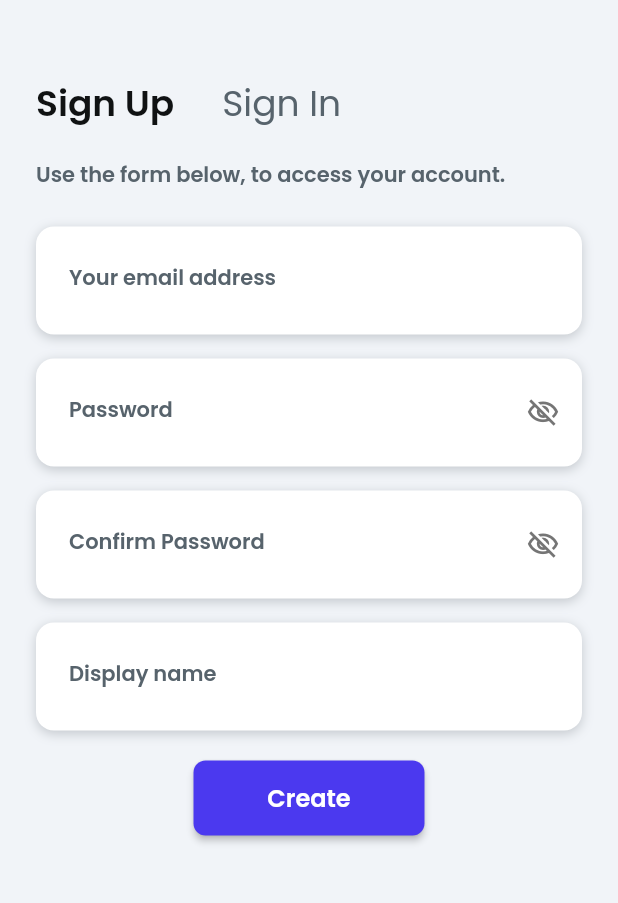
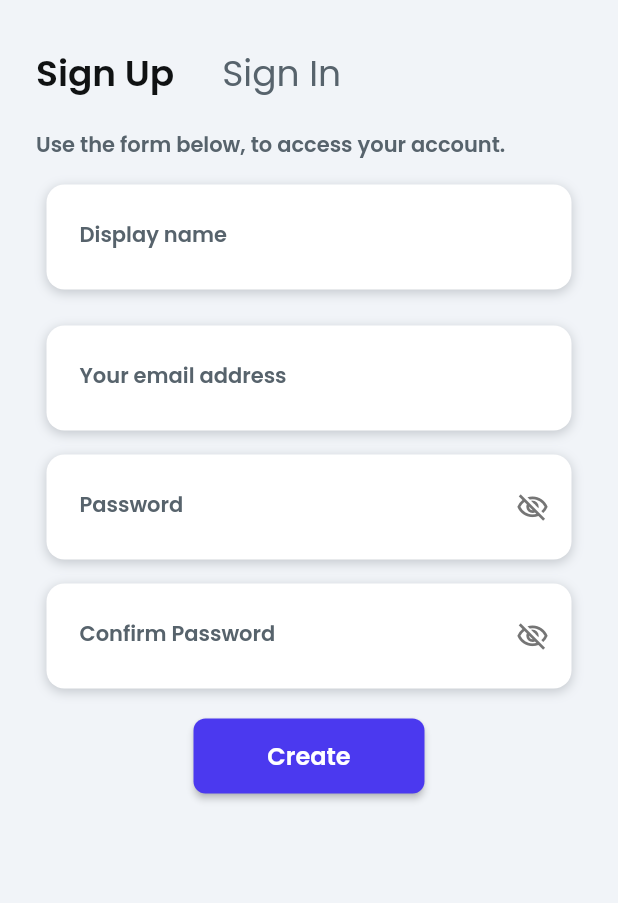
Before and after one commit to weiyanwy/SC2008-JiakLah, a Flutter app: the CreateAccWidget screen opened by its route, on a phone screen of 412 x 824 dp, the part 96-999 px from its top. Run offline on Flutter 3.47's test engine with Material 2 defaults, Android fonts, the phone set to English and light mode, and no system bars; drawn by our look-alikes of auto_size_text; our stand-ins replace built_collection, built_value, cached_network_image, cloud_firestore, dropdown_button2, easy_debounce and 17 more; missing offline and left inert: json_path, mime_type; accounts and stored records are empty; network calls fail.

Commit message:
Updating to latest FlutterFlow output.

```diff
--- a/lib/create_acc/create_acc_widget.dart
+++ b/lib/create_acc/create_acc_widget.dart
@@ -26,10 +26,10 @@ class _CreateAccWidgetState extends State<CreateAccWidget> {
     super.initState();
     _model = createModel(context, () => CreateAccModel());
 
+    _model.displaynameController ??= TextEditingController();
     _model.inputEmailController ??= TextEditingController();
     _model.inputPassController ??= TextEditingController();
     _model.confirmpasswordController ??= TextEditingController();
-    _model.displaynameController ??= TextEditingController();
     WidgetsBinding.instance.addPostFrameCallback((_) => setState(() {}));
   }
 
@@ -60,6 +60,10 @@ class _CreateAccWidgetState extends State<CreateAccWidget> {
                 mainAxisSize: MainAxisSize.max,
                 crossAxisAlignment: CrossAxisAlignment.center,
                 children: [
+                  SingleChildScrollView(
+                    child: Column(
+                      mainAxisSize: MainAxisSize.max,
+                      children: [
                         Row(
                           mainAxisSize: MainAxisSize.max,
                           children: [
@@ -72,16 +76,17 @@ class _CreateAccWidgetState extends State<CreateAccWidget> {
                           ],
                         ),
                         Padding(
-                    padding:
-                        EdgeInsetsDirectional.fromSTEB(0.0, 44.0, 0.0, 0.0),
+                          padding: EdgeInsetsDirectional.fromSTEB(
+                              0.0, 24.0, 0.0, 0.0),
                           child: Row(
                             mainAxisSize: MainAxisSize.max,
+                            crossAxisAlignment: CrossAxisAlignment.center,
                             children: [
                               Container(
                                 height: 50.0,
                                 decoration: BoxDecoration(
-                            color:
-                                FlutterFlowTheme.of(context).primaryBackground,
+                                  color: FlutterFlowTheme.of(context)
+                                      .primaryBackground,
                                 ),
                                 alignment: AlignmentDirectional(-1.0, 0.0),
                                 child: Padding(
@@ -89,15 +94,16 @@ class _CreateAccWidgetState extends State<CreateAccWidget> {
                                       0.0, 0.0, 16.0, 0.0),
                                   child: Text(
                                     'Sign Up',
-                              style: FlutterFlowTheme.of(context).displaySmall,
+                                    style: FlutterFlowTheme.of(context)
+                                        .displaySmall,
                                   ),
                                 ),
                               ),
                               Container(
                                 height: 50.0,
                                 decoration: BoxDecoration(
-                            color:
-                                FlutterFlowTheme.of(context).primaryBackground,
+                                  color: FlutterFlowTheme.of(context)
+                                      .primaryBackground,
                                 ),
                                 alignment: AlignmentDirectional(-1.0, 0.0),
                               ),
@@ -111,7 +117,8 @@ class _CreateAccWidgetState extends State<CreateAccWidget> {
                                       extra: <String, dynamic>{
                                         kTransitionInfoKey: TransitionInfo(
                                           hasTransition: true,
-                                    transitionType: PageTransitionType.fade,
+                                          transitionType:
+                                              PageTransitionType.fade,
                                           duration: Duration(milliseconds: 0),
                                         ),
                                       },
@@ -134,8 +141,8 @@ class _CreateAccWidgetState extends State<CreateAccWidget> {
                           ),
                         ),
                         Padding(
-                    padding:
-                        EdgeInsetsDirectional.fromSTEB(0.0, 12.0, 0.0, 0.0),
+                          padding: EdgeInsetsDirectional.fromSTEB(
+                              0.0, 12.0, 0.0, 0.0),
                           child: Row(
                             mainAxisSize: MainAxisSize.max,
                             children: [
@@ -146,13 +153,21 @@ class _CreateAccWidgetState extends State<CreateAccWidget> {
                             ],
                           ),
                         ),
+                      ],
+                    ),
+                  ),
+                  Column(
+                    mainAxisSize: MainAxisSize.max,
+                    children: [
                       Padding(
                         padding:
-                        EdgeInsetsDirectional.fromSTEB(0.0, 24.0, 0.0, 0.0),
+                            EdgeInsetsDirectional.fromSTEB(0.0, 16.0, 0.0, 0.0),
                         child: Container(
-                      width: double.infinity,
+                          width: 350.0,
+                          height: 70.0,
                           decoration: BoxDecoration(
-                        color: FlutterFlowTheme.of(context).secondaryBackground,
+                            color: FlutterFlowTheme.of(context)
+                                .secondaryBackground,
                             boxShadow: [
                               BoxShadow(
                                 blurRadius: 6.0,
@@ -163,15 +178,88 @@ class _CreateAccWidgetState extends State<CreateAccWidget> {
                             borderRadius: BorderRadius.circular(12.0),
                           ),
                           child: Padding(
+                            padding: EdgeInsetsDirectional.fromSTEB(
+                                2.0, 2.0, 2.0, 2.0),
+                            child: TextFormField(
+                              controller: _model.displaynameController,
+                              obscureText: false,
+                              decoration: InputDecoration(
+                                labelText: 'Display name',
+                                labelStyle:
+                                    FlutterFlowTheme.of(context).bodySmall,
+                                hintStyle:
+                                    FlutterFlowTheme.of(context).bodySmall,
+                                enabledBorder: OutlineInputBorder(
+                                  borderSide: BorderSide(
+                                    color: Color(0x00000000),
+                                    width: 1.0,
+                                  ),
+                                  borderRadius: BorderRadius.circular(12.0),
+                                ),
+                                focusedBorder: OutlineInputBorder(
+                                  borderSide: BorderSide(
+                                    color: Color(0x00000000),
+                                    width: 1.0,
+                                  ),
+                                  borderRadius: BorderRadius.circular(12.0),
+                                ),
+                                errorBorder: OutlineInputBorder(
+                                  borderSide: BorderSide(
+                                    color: Color(0x00000000),
+                                    width: 1.0,
+                                  ),
+                                  borderRadius: BorderRadius.circular(12.0),
+                                ),
+                                focusedErrorBorder: OutlineInputBorder(
+                                  borderSide: BorderSide(
+                                    color: Color(0x00000000),
+                                    width: 1.0,
+                                  ),
+                                  borderRadius: BorderRadius.circular(12.0),
+                                ),
+                                filled: true,
+                                fillColor: FlutterFlowTheme.of(context)
+                                    .secondaryBackground,
+                                contentPadding: EdgeInsetsDirectional.fromSTEB(
+                                    20.0, 24.0, 20.0, 24.0),
+                              ),
+                              style: FlutterFlowTheme.of(context).bodyMedium,
+                              validator: _model.displaynameControllerValidator
+                                  .asValidator(context),
+                            ),
+                          ),
+                        ),
+                      ),
+                      Padding(
                         padding:
-                            EdgeInsetsDirectional.fromSTEB(2.0, 2.0, 2.0, 2.0),
+                            EdgeInsetsDirectional.fromSTEB(0.0, 24.0, 0.0, 0.0),
+                        child: Container(
+                          width: 350.0,
+                          height: 70.0,
+                          decoration: BoxDecoration(
+                            color: FlutterFlowTheme.of(context)
+                                .secondaryBackground,
+                            boxShadow: [
+                              BoxShadow(
+                                blurRadius: 6.0,
+                                color: Color(0x3416202A),
+                                offset: Offset(0.0, 2.0),
+                              )
+                            ],
+                            borderRadius: BorderRadius.circular(12.0),
+                          ),
+                          child: Padding(
+                            padding: EdgeInsetsDirectional.fromSTEB(
+                                2.0, 2.0, 2.0, 2.0),
                             child: TextFormField(
                               controller: _model.inputEmailController,
                               obscureText: false,
                               decoration: InputDecoration(
                                 labelText: 'Your email address',
-                            labelStyle: FlutterFlowTheme.of(context).bodySmall,
-                            hintStyle: FlutterFlowTheme.of(context).bodySmall,
+                                labelStyle:
+                                    FlutterFlowTheme.of(context).bodySmall,
+                                hintStyle:
+                                    FlutterFlowTheme.of(context).bodySmall,
                                 enabledBorder: OutlineInputBorder(
                                   borderSide: BorderSide(
                                     color: Color(0x00000000),
@@ -218,9 +306,11 @@ class _CreateAccWidgetState extends State<CreateAccWidget> {
                         padding:
                             EdgeInsetsDirectional.fromSTEB(0.0, 16.0, 0.0, 0.0),
                         child: Container(
-                      width: double.infinity,
+                          width: 350.0,
+                          height: 70.0,
                           decoration: BoxDecoration(
-                        color: FlutterFlowTheme.of(context).secondaryBackground,
+                            color: FlutterFlowTheme.of(context)
+                                .secondaryBackground,
                             boxShadow: [
                               BoxShadow(
                                 blurRadius: 6.0,
@@ -231,15 +321,17 @@ class _CreateAccWidgetState extends State<CreateAccWidget> {
                             borderRadius: BorderRadius.circular(12.0),
                           ),
                           child: Padding(
-                        padding:
-                            EdgeInsetsDirectional.fromSTEB(2.0, 2.0, 2.0, 2.0),
+                            padding: EdgeInsetsDirectional.fromSTEB(
+                                2.0, 2.0, 2.0, 2.0),
                             child: TextFormField(
                               controller: _model.inputPassController,
                               obscureText: !_model.inputPassVisibility,
                               decoration: InputDecoration(
                                 labelText: 'Password',
-                            labelStyle: FlutterFlowTheme.of(context).bodySmall,
-                            hintStyle: FlutterFlowTheme.of(context).bodySmall,
+                                labelStyle:
+                                    FlutterFlowTheme.of(context).bodySmall,
+                                hintStyle:
+                                    FlutterFlowTheme.of(context).bodySmall,
                                 enabledBorder: OutlineInputBorder(
                                   borderSide: BorderSide(
                                     color: Color(0x00000000),
@@ -299,9 +391,11 @@ class _CreateAccWidgetState extends State<CreateAccWidget> {
                         padding:
                             EdgeInsetsDirectional.fromSTEB(0.0, 16.0, 0.0, 0.0),
                         child: Container(
-                      width: double.infinity,
+                          width: 350.0,
+                          height: 70.0,
                           decoration: BoxDecoration(
-                        color: FlutterFlowTheme.of(context).secondaryBackground,
+                            color: FlutterFlowTheme.of(context)
+                                .secondaryBackground,
                             boxShadow: [
                               BoxShadow(
                                 blurRadius: 6.0,
@@ -312,15 +406,17 @@ class _CreateAccWidgetState extends State<CreateAccWidget> {
                             borderRadius: BorderRadius.circular(12.0),
                           ),
                           child: Padding(
-                        padding:
-                            EdgeInsetsDirectional.fromSTEB(2.0, 2.0, 2.0, 2.0),
+                            padding: EdgeInsetsDirectional.fromSTEB(
+                                2.0, 2.0, 2.0, 2.0),
                             child: TextFormField(
                               controller: _model.confirmpasswordController,
                               obscureText: !_model.confirmpasswordVisibility,
                               decoration: InputDecoration(
                                 labelText: 'Confirm Password',
-                            labelStyle: FlutterFlowTheme.of(context).bodySmall,
-                            hintStyle: FlutterFlowTheme.of(context).bodySmall,
+                                labelStyle:
+                                    FlutterFlowTheme.of(context).bodySmall,
+                                hintStyle:
+                                    FlutterFlowTheme.of(context).bodySmall,
                                 enabledBorder: OutlineInputBorder(
                                   borderSide: BorderSide(
                                     color: Color(0x00000000),
@@ -370,74 +466,8 @@ class _CreateAccWidgetState extends State<CreateAccWidget> {
                                 ),
                               ),
                               style: FlutterFlowTheme.of(context).bodyMedium,
-                          validator: _model.confirmpasswordControllerValidator
-                              .asValidator(context),
-                        ),
-                      ),
-                    ),
-                  ),
-                  Padding(
-                    padding:
-                        EdgeInsetsDirectional.fromSTEB(0.0, 16.0, 0.0, 0.0),
-                    child: Container(
-                      width: double.infinity,
-                      decoration: BoxDecoration(
-                        color: FlutterFlowTheme.of(context).secondaryBackground,
-                        boxShadow: [
-                          BoxShadow(
-                            blurRadius: 6.0,
-                            color: Color(0x3416202A),
-                            offset: Offset(0.0, 2.0),
-                          )
-                        ],
-                        borderRadius: BorderRadius.circular(12.0),
-                      ),
-                      child: Padding(
-                        padding:
-                            EdgeInsetsDirectional.fromSTEB(2.0, 2.0, 2.0, 2.0),
-                        child: TextFormField(
-                          controller: _model.displaynameController,
-                          obscureText: false,
-                          decoration: InputDecoration(
-                            labelText: 'Display name',
-                            labelStyle: FlutterFlowTheme.of(context).bodySmall,
-                            hintStyle: FlutterFlowTheme.of(context).bodySmall,
-                            enabledBorder: OutlineInputBorder(
-                              borderSide: BorderSide(
-                                color: Color(0x00000000),
-                                width: 1.0,
-                              ),
-                              borderRadius: BorderRadius.circular(12.0),
-                            ),
-                            focusedBorder: OutlineInputBorder(
-                              borderSide: BorderSide(
-                                color: Color(0x00000000),
-                                width: 1.0,
-                              ),
-                              borderRadius: BorderRadius.circular(12.0),
-                            ),
-                            errorBorder: OutlineInputBorder(
-                              borderSide: BorderSide(
-                                color: Color(0x00000000),
-                                width: 1.0,
-                              ),
-                              borderRadius: BorderRadius.circular(12.0),
-                            ),
-                            focusedErrorBorder: OutlineInputBorder(
-                              borderSide: BorderSide(
-                                color: Color(0x00000000),
-                                width: 1.0,
-                              ),
-                              borderRadius: BorderRadius.circular(12.0),
-                            ),
-                            filled: true,
-                            fillColor: FlutterFlowTheme.of(context)
-                                .secondaryBackground,
-                            contentPadding: EdgeInsetsDirectional.fromSTEB(
-                                20.0, 24.0, 20.0, 24.0),
-                          ),
-                          style: FlutterFlowTheme.of(context).bodyMedium,
-                          validator: _model.displaynameControllerValidator
+                              validator: _model
+                                  .confirmpasswordControllerValidator
                                   .asValidator(context),
                             ),
                           ),
@@ -459,7 +489,8 @@ class _CreateAccWidgetState extends State<CreateAccWidget> {
                                     GoRouter.of(context).prepareAuthEvent();
                                     if (_model.inputPassController.text !=
                                         _model.confirmpasswordController.text) {
-                                  ScaffoldMessenger.of(context).showSnackBar(
+                                      ScaffoldMessenger.of(context)
+                                          .showSnackBar(
                                         SnackBar(
                                           content: Text(
                                             'Passwords don\'t match!',
@@ -478,7 +509,8 @@ class _CreateAccWidgetState extends State<CreateAccWidget> {
                                       return;
                                     }
 
-                                final usersCreateData = createUsersRecordData(
+                                    final usersCreateData =
+                                        createUsersRecordData(
                                       displayName:
                                           _model.displaynameController.text,
                                     );
@@ -494,8 +526,8 @@ class _CreateAccWidgetState extends State<CreateAccWidget> {
                                           content: Text('Account Created!'),
                                           actions: [
                                             TextButton(
-                                          onPressed: () =>
-                                              Navigator.pop(alertDialogContext),
+                                              onPressed: () => Navigator.pop(
+                                                  alertDialogContext),
                                               child: Text('Ok'),
                                             ),
                                           ],
@@ -535,6 +567,8 @@ class _CreateAccWidgetState extends State<CreateAccWidget> {
                       ),
                     ],
                   ),
+                ],
+              ),
             ),
           ),
         ),
```
Also changed, not shown: lib/create_acc/create_acc_model.dart (+4 -4 lines), lib/filterpage/filterpage_widget.dart (+73 -58 lines). Lines whose indentation alone changed are shown as unchanged.
